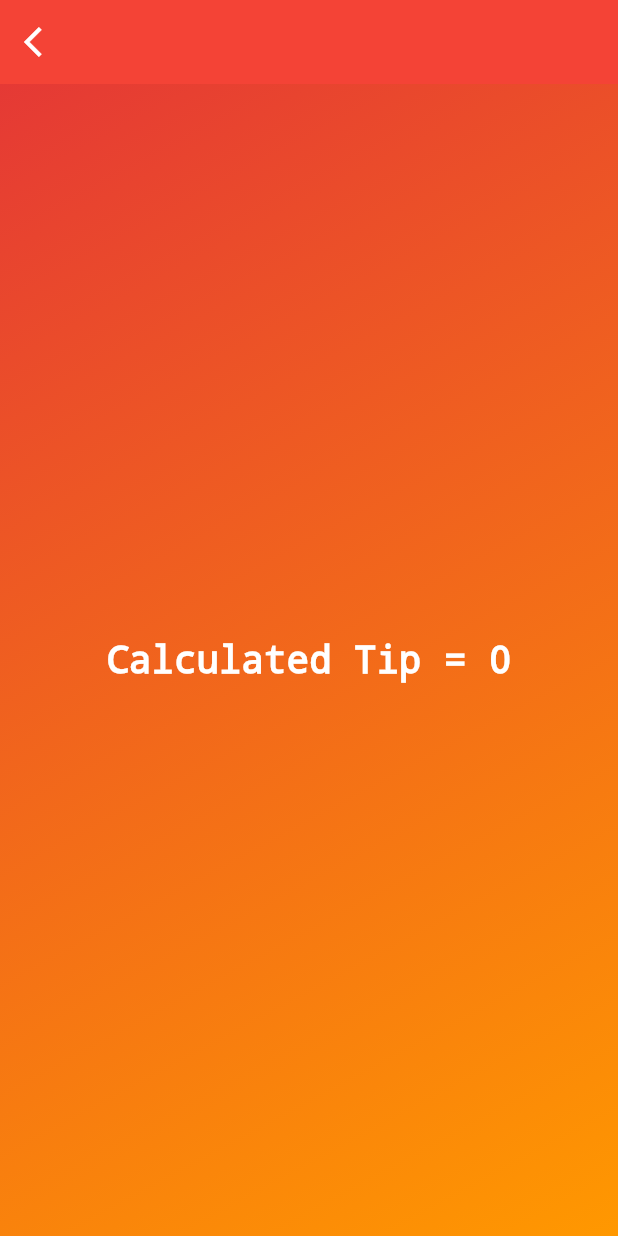
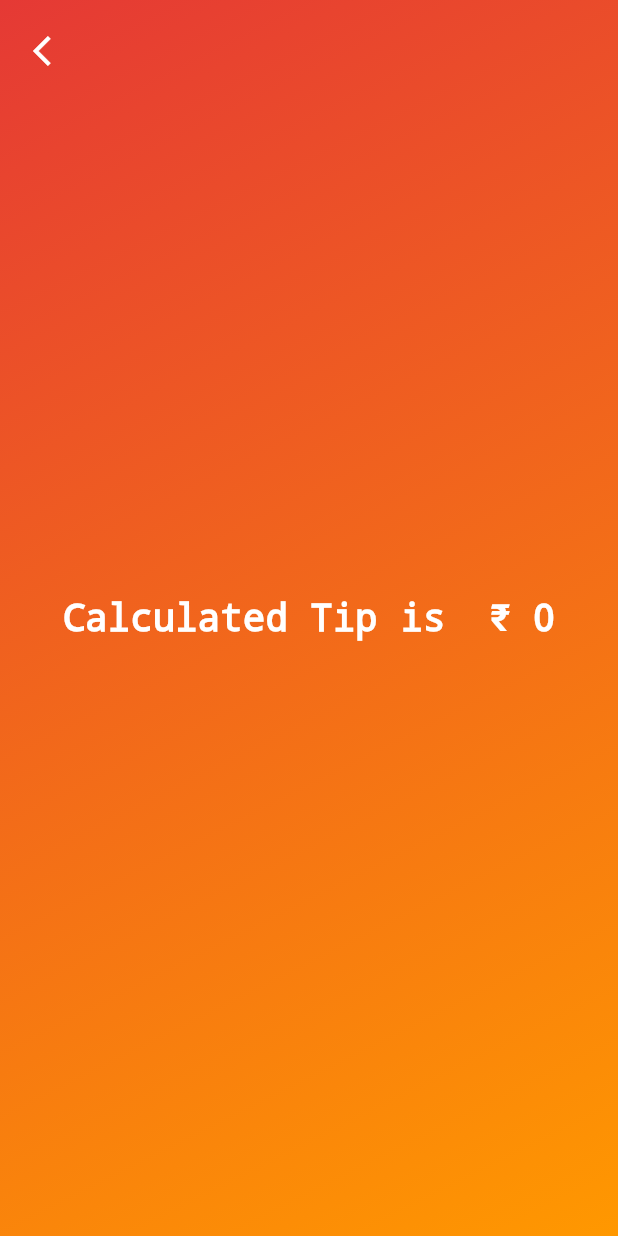
Before and after one commit to DhruvJ2/tip_calculator, a Flutter app: the screen it shows after launch, after a tap on "Calculate", on a phone screen of 412 x 824 dp. Run offline on Flutter 3.47's test engine with Material 2 defaults, Android fonts, the light colour scheme and no system bars; drawn by our look-alikes of animated_text_kit.

Commit message:
Second commit

```diff
--- a/lib/CalculatedScreen.dart
+++ b/lib/CalculatedScreen.dart
@@ -4,9 +4,11 @@ import 'package:flutter/material.dart';
 class CalculatedScreen extends StatefulWidget {
   CalculatedScreen({
     Key? key,
+    required this.current_currency,
     required this.amount,
   }) : super(key: key);
 
+  final String current_currency;
   final double amount;
 
   @override
@@ -15,21 +17,32 @@ class CalculatedScreen extends StatefulWidget {
 
 class _CalculatedScreenState extends State<CalculatedScreen>{
 
+  String DisplayCurrency(){
+    if(widget.current_currency=="USD"){
+      return '\$';
+    }
+    else if(widget.current_currency=="EUR"){
+      return '€';
+    }
+    else if(widget.current_currency=="YEN"){
+      return '¥';
+    }
+    else if(widget.current_currency=="CAD"){
+      return 'C\$';
+    }
+    else{
+      return '₹';
+    }
+  }
+
   @override
   Widget build(BuildContext context) {
     return Scaffold(
-      appBar: AppBar(
-        leading: IconButton(
-                  onPressed: () {
-                    Navigator.of(context).pop();
-                  },
-                  icon: Icon(Icons.arrow_back_ios,color: Colors.white,),
-                ),
-        backgroundColor: Colors.red,
-        elevation: 0,
-      ),
+
       body: SafeArea(
-        child: Center(
+        child: Stack(
+          children: [
+            Center(
               child: Container(
                 height: MediaQuery.of(context).size.height,
                 width: MediaQuery.of(context).size.width,
@@ -45,9 +58,10 @@ class _CalculatedScreenState extends State<CalculatedScreen>{
                       mainAxisAlignment: MainAxisAlignment.center,
                       children: <Widget>[
                         AnimatedTextKit(
+                          totalRepeatCount: 1,
                           animatedTexts:[
                             TypewriterAnimatedText(
-                          'Calculated Tip = ${widget.amount.round()}',
+                              'Calculated Tip is  ${DisplayCurrency()} ${widget.amount.round()}',
                               textStyle: TextStyle(fontSize: 25.0,fontFamily:"monospace",color: Colors.white,fontWeight: FontWeight.bold),
                             ),
                           ],
@@ -59,6 +73,18 @@ class _CalculatedScreenState extends State<CalculatedScreen>{
                     ),
               ),
             ),
+            Positioned(
+              left: 10.0,
+              top: 10,
+              child: IconButton(
+                    onPressed: () {
+                      Navigator.of(context).pop();
+                    },
+                    icon: Icon(Icons.arrow_back_ios,color: Colors.white,),
+                  ),
+            ),
+          ],
+        ),
       ),
     );
   }
--- a/lib/Calculator_display.dart
+++ b/lib/Calculator_display.dart
@@ -8,9 +8,11 @@ class Calculator_display extends StatefulWidget {
     Key? key ,
     Icon_Changer? this.currency_icon ,
     required this.onTap ,
-    required this.amount
+    required this.amount,
+    required this.currentcurrency
     }) : super(key: key);
 
+  final String currentcurrency;
   final currency_icon;
   final Function(int) onTap;
   final int amount;
@@ -23,7 +25,7 @@ class _Calculator_displayState extends State<Calculator_display> {
 
   late TextEditingController _controller;
   final outlineinputborder = OutlineInputBorder(
-      borderSide: BorderSide(color: Colors.grey)
+      borderSide: BorderSide(color: Colors.red)
     );
   double percentage=5.0;
 
@@ -38,6 +40,31 @@ class _Calculator_displayState extends State<Calculator_display> {
   void dispose(){
     _controller.dispose();
     super.dispose();
+  }
+
+  Color getColor(){
+    if(percentage==0.0)
+      return Colors.orange.shade400;
+    else if(percentage==1.0)
+      return Colors.orange;
+    else if(percentage==2.0)
+      return Colors.orange.shade600;
+    else if(percentage==3.0)
+      return Colors.orange.shade700;
+    else if(percentage==4.0)
+      return Colors.orange.shade800;
+    else if(percentage==5.0)
+      return Colors.orange.shade900;
+    else if(percentage==6.0)
+      return Colors.red;
+    else if(percentage==7.0)
+      return Colors.red.shade600;
+    else if(percentage==8.0)
+      return Colors.red.shade700;
+    else if(percentage==9.0)
+      return Colors.red.shade800;
+    else
+      return Colors.red.shade900;
   }
 
   @override
@@ -71,6 +98,8 @@ class _Calculator_displayState extends State<Calculator_display> {
                       enabledBorder: outlineinputborder,
                       focusedBorder: outlineinputborder,
                     ),
+                    cursorWidth: 4.0,
+                    cursorColor: Colors.red.shade600,
                     onChanged: (text) {
                       widget.onTap(int.parse(_controller.text));
                     },
@@ -78,6 +107,7 @@ class _Calculator_displayState extends State<Calculator_display> {
                 ),
               ],
             ),
+
             SizedBox(height: 30.0,),
             SliderTheme(
               data: SliderTheme.of(context).copyWith(
@@ -99,11 +129,16 @@ class _Calculator_displayState extends State<Calculator_display> {
               ),
             ),
             SizedBox(height: 30.0,),
+            Text(
+              '${percentage} %',
+              style: TextStyle(color: getColor() , fontWeight: FontWeight.bold,fontSize: 30.0),
+            ),
+            SizedBox(height: 30.0,),
             ElevatedButton(
               onPressed: () {
                 Navigator.of(context).push(
                  MaterialPageRoute(
-                    builder: (context) => CalculatedScreen(amount: (percentage/100)*widget.amount),
+                    builder: (context) => CalculatedScreen(amount: (percentage/100)*widget.amount , current_currency: widget.currentcurrency,),
                      fullscreenDialog: true,
                   ),
                 );
--- a/lib/main.dart
+++ b/lib/main.dart
@@ -29,6 +29,7 @@ class _HomePageState extends State<HomePage> {
 
   List<String> currency = ["INR","USD","EUR","YEN","CAD"];
   Icon_Changer currency_icon=Icon_Changer(current_currency: '');
+  String currentcurrency='₹';
 
   int amount=0;
 
@@ -79,6 +80,7 @@ class _HomePageState extends State<HomePage> {
                         child: InkWell(
                           onTap: () {
                             setState(() {
+                              currentcurrency=currency[index];
                               currency_icon=Icon_Changer(current_currency: currency[index]);
                             });
                           },
@@ -127,6 +129,7 @@ class _HomePageState extends State<HomePage> {
                       color: Colors.white,
                     ),
                     child: Calculator_display(
+                      currentcurrency: currentcurrency,
                       currency_icon: currency_icon,
                       onTap: setAmount,
                       amount: amount,
```
Lines whose indentation alone changed are shown as unchanged.
